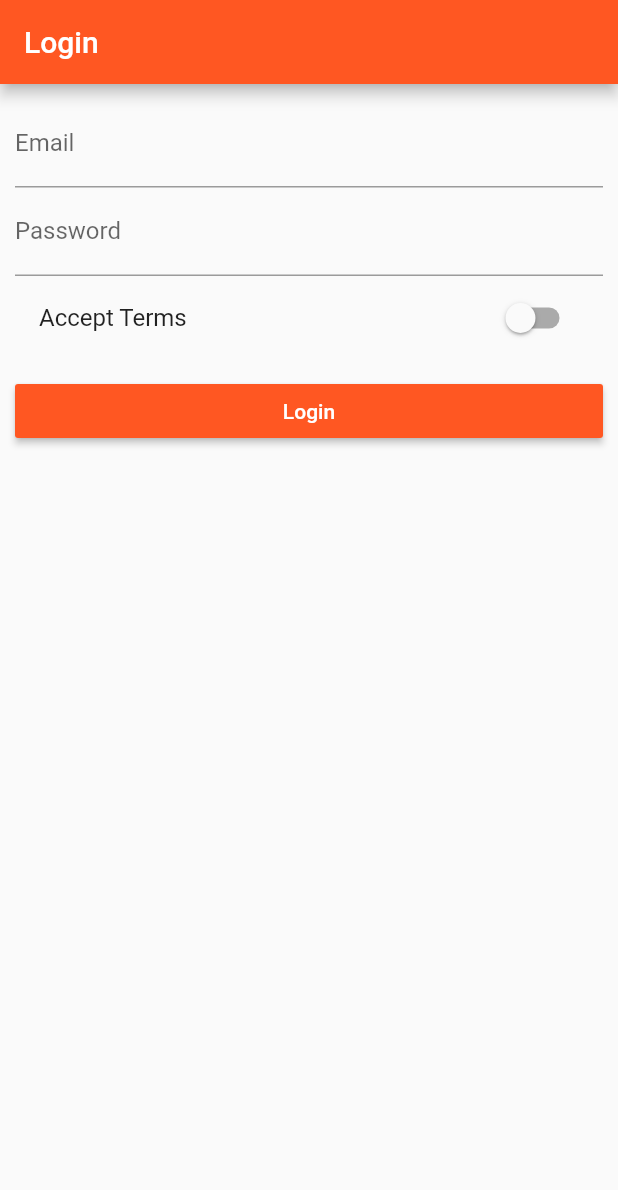
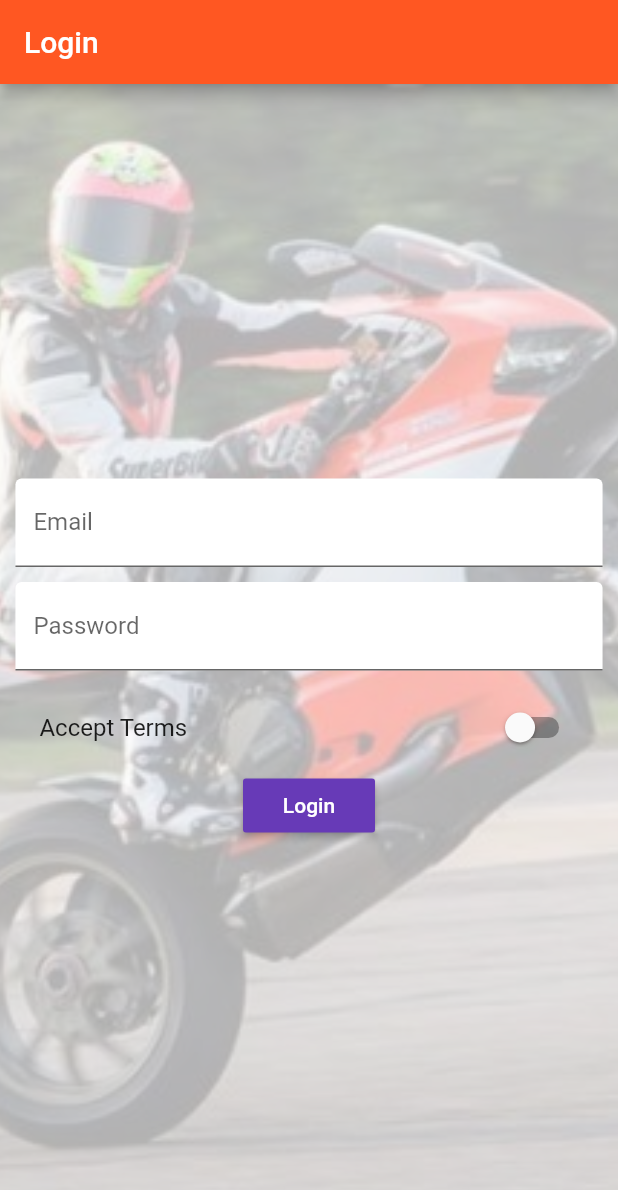
Before and after one commit to WambuaSimon/FlutterEasyList, a Flutter app: the screen it shows after launch, on a phone screen of 412 x 824 dp. Shown: the top 1190 px of the screen. Run offline on Flutter 3.47's test engine with Material 2 defaults, Android fonts, the phone set to English and light mode, and no system bars.

Commit message:
added media query

```diff
--- a/lib/pages/auth.dart
+++ b/lib/pages/auth.dart
@@ -12,32 +12,40 @@ class _AuthPageState extends State<AuthPage> {
   String _emailValue;
   String _passwordValue;
   bool _acceptTerms = false;
-  @override
-  Widget build(BuildContext context) {
-    // TODO: implement build
-    return Scaffold(
-      appBar: AppBar(
-        title: Text('Login'),
-      ),
-      body: Container(
-        margin: EdgeInsets.all(10.0),
-        child: ListView(
-          children: <Widget>[
-            TextField(
-                decoration: InputDecoration(labelText: 'Email'),
+
+  _buildBackgroundImage() {
+    return DecorationImage(
+      fit: BoxFit.cover,
+      colorFilter:
+          ColorFilter.mode(Colors.black.withOpacity(0.3), BlendMode.dstATop),
+      image: AssetImage('assets/bike.jpg'),
+    );
+  }
+
+  Widget _buildEmailTextField() {
+    return TextField(
+        decoration: InputDecoration(
+            labelText: 'Email', filled: true, fillColor: Colors.white),
         keyboardType: TextInputType.emailAddress,
         onChanged: (String value) {
           setState(() {
             _emailValue = value;
           });
-                }),
-            TextField(
-                decoration: InputDecoration(labelText: 'Password'),
+        });
+  }
+
+  Widget _buildPasswordTextField() {
+    return TextField(
+        decoration: InputDecoration(
+            labelText: 'Password', filled: true, fillColor: Colors.white),
         obscureText: true,
         onChanged: (String value) {
           _passwordValue = value;
-                }),
-            SwitchListTile(
+        });
+  }
+
+  Widget _buildAcceptSwitch() {
+    return SwitchListTile(
       value: _acceptTerms,
       onChanged: (bool value) {
         setState(() {
@@ -45,21 +53,51 @@ class _AuthPageState extends State<AuthPage> {
         });
       },
       title: Text('Accept Terms'),
+    );
+  }
+
+  void _submitForm() {
+    print(_emailValue);
+    print(_passwordValue);
+    Navigator.pushReplacementNamed(context, '/products');
+  }
+
+  @override
+  Widget build(BuildContext context) {
+    final double deviceWidth = MediaQuery.of(context).size.width;
+    final double targetWidth = deviceWidth > 550.0 ? 500.0 : deviceWidth * 0.95;
+    // TODO: implement build
+    return Scaffold(
+      appBar: AppBar(
+        title: Text('Login'),
       ),
+      body: Container(
+        decoration: BoxDecoration(image: _buildBackgroundImage()),
+        padding: EdgeInsets.all(10.0),
+        child: Center(
+          child: SingleChildScrollView(
+            child: Container(
+              width: targetWidth,
+              child: Column(
+                children: <Widget>[
+                  _buildEmailTextField(),
                   SizedBox(
                     height: 10.0,
                   ),
+                  _buildPasswordTextField(),
+                  SizedBox(
+                    height: 10.0,
+                  ),
+                  _buildAcceptSwitch(),
                   RaisedButton(
-              color: Theme.of(context).primaryColor,
                     textColor: Colors.white,
                     child: Text('Login'),
-              onPressed: () {
-                print(_emailValue);
-                print(_passwordValue);
-                Navigator.pushReplacementNamed(context, '/products');
-              },
+                    onPressed: _submitForm,
                   ),
                 ],
+              ),
+            ),
+          ),
         ),
       ),
     );
--- a/lib/product_manager.dart
+++ b/lib/product_manager.dart
@@ -1,5 +1,4 @@
 import 'package:flutter/material.dart';
-import './products.dart';
 
 
 class ProductManager extends StatelessWidget {
@@ -13,9 +12,7 @@ class ProductManager extends StatelessWidget {
     // TODO: implement build
     return Column(
       children: [
-         Expanded(
-          child: Products(products),
-        )
+
       ],
     );
   }
```
Also changed, not shown: lib/main.dart (+7 -2 lines), lib/pages/product.dart (+30 -33 lines), lib/pages/product_admin.dart (+20 -16 lines), lib/pages/product_create.dart (+40 -23 lines), lib/pages/products.dart (+20 -8 lines), lib/products.dart (deleted, +0 -50 lines), lib/widgets/products/address_tag.dart (added, +17 -0 lines), lib/widgets/products/price_tag.dart (added, +20 -0 lines), lib/widgets/products/product_card.dart (added, +60 -0 lines), lib/widgets/products/products.dart (added, +31 -0 lines), lib/widgets/ui_elements/title_default.dart (added, +17 -0 lines), pubspec.yaml (+6 -4 lines), assets/Oswald-Bold.ttf (added), assets/bike.jpg (added), 1 other file. Lines whose indentation alone changed are shown as unchanged.
